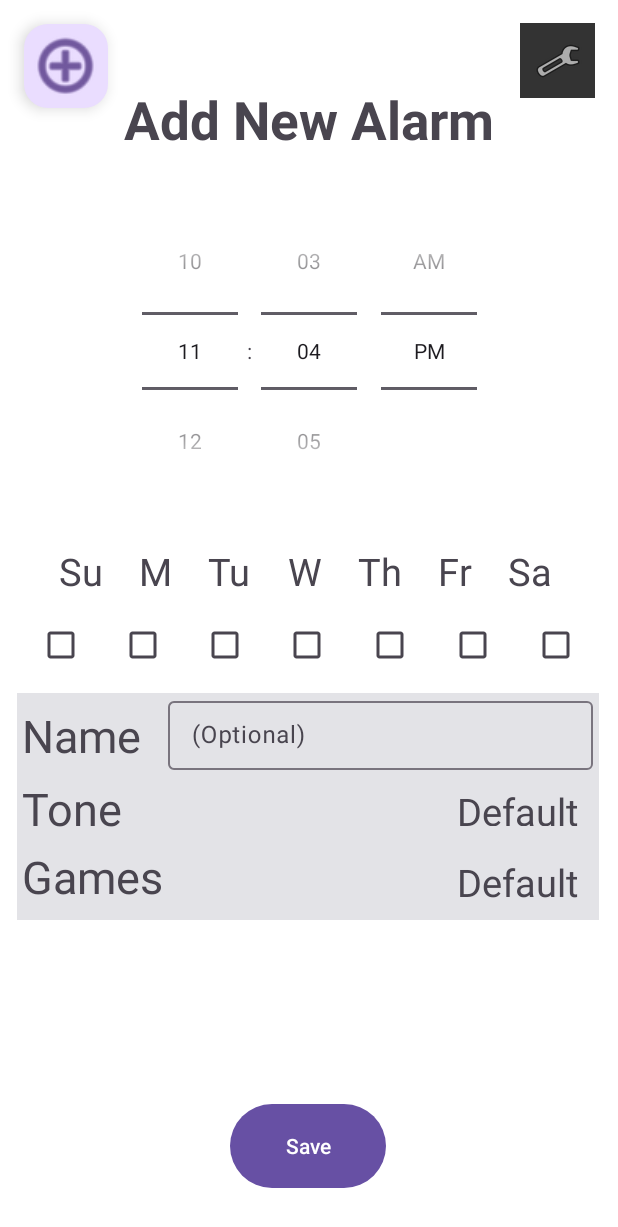
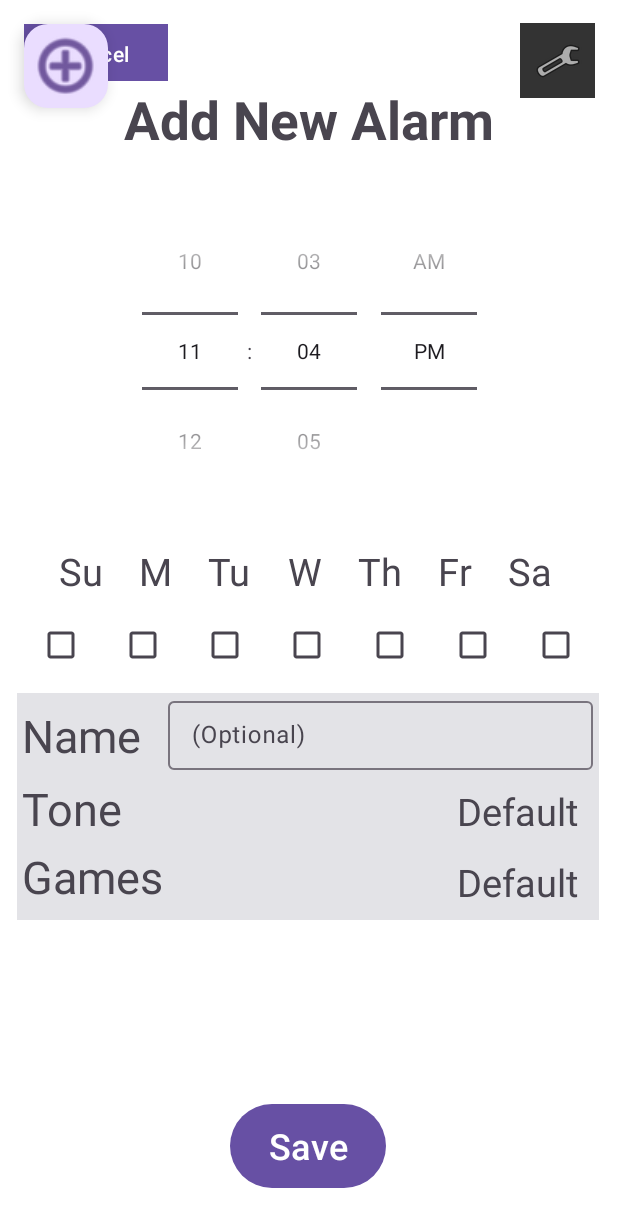
Before and after one commit to cstet23/cisc482-final-project, an Android app: the screen it shows after launch (MainActivity), after a tap on "Add Alarm", on a phone screen of 412 x 824 dp. Shown: the top 1227 px of the screen. Run offline under Robolectric (Android 15) with nearby library versions, the phone set to English and light mode, and no system bars.

Commit message:
added cancel button for add alarm page

```diff
--- a/app/src/main/java/com/ciscx82/finalproject/NewAlarm.java
+++ b/app/src/main/java/com/ciscx82/finalproject/NewAlarm.java
@@ -15,7 +15,7 @@ import androidx.fragment.app.Fragment;
 public class NewAlarm extends Fragment {
 
     private TimePicker timePicker;
-    private Button saveButton;
+    private Button saveButton, cancelButton;
     private NewAlarmListener listener;
 
     // Define an interface for communicating with MainActivity
@@ -39,6 +39,7 @@ public class NewAlarm extends Fragment {
         // Get references to the views
         timePicker = view.findViewById(R.id.timepicker);
         saveButton = view.findViewById(R.id.save_button);
+        cancelButton = view.findViewById(R.id.cancel_button);
 
         // Set listener for save button
         saveButton.setOnClickListener(v -> {
@@ -65,6 +66,13 @@ public class NewAlarm extends Fragment {
             requireActivity().getSupportFragmentManager().popBackStack();
         });
 
+
+        // set listener for cancel button
+        cancelButton.setOnClickListener(v -> {
+            // Navigate back to the previous fragment (MainPage)
+            requireActivity().getSupportFragmentManager().popBackStack();
+        });
+
         return view;
     }
 }
--- a/app/src/main/res/layout/fragment_new_alarm.xml
+++ b/app/src/main/res/layout/fragment_new_alarm.xml
@@ -170,6 +170,7 @@
         android:layout_height="64dp"
         android:layout_marginBottom="28dp"
         android:text="@string/add_alarm_save_button"
+        android:textSize="24sp"
         app:layout_constraintBottom_toBottomOf="parent"
         app:layout_constraintEnd_toEndOf="parent"
         app:layout_constraintHorizontal_bias="0.498"
@@ -249,5 +250,17 @@
         app:layout_constraintEnd_toEndOf="parent"
         app:layout_constraintStart_toEndOf="@+id/fri_label" />
 
+    <Button
+        android:id="@+id/cancel_button"
+        style="@style/Widget.Material3.Button"
+        android:layout_width="96dp"
+        android:layout_height="38dp"
+        android:layout_marginStart="16dp"
+        android:layout_marginTop="16dp"
+        android:background="#A9A8A8"
+        android:text="@string/cancel"
+        app:layout_constraintStart_toStartOf="parent"
+        app:layout_constraintTop_toTopOf="parent" />
+
 
 </androidx.constraintlayout.widget.ConstraintLayout>
--- a/app/src/main/res/values/strings.xml
+++ b/app/src/main/res/values/strings.xml
@@ -12,6 +12,7 @@
     <string name="add_alarm_setting_games">Games</string>
     <string name="add_alarm_setting_games_default">Default</string>
     <string name="add_alarm_save_button">Save</string>
+    <string name="cancel">Cancel</string>
 
     <string name="weekday_sunday">Su</string>
     <string name="weekday_monday">M</string>
```
